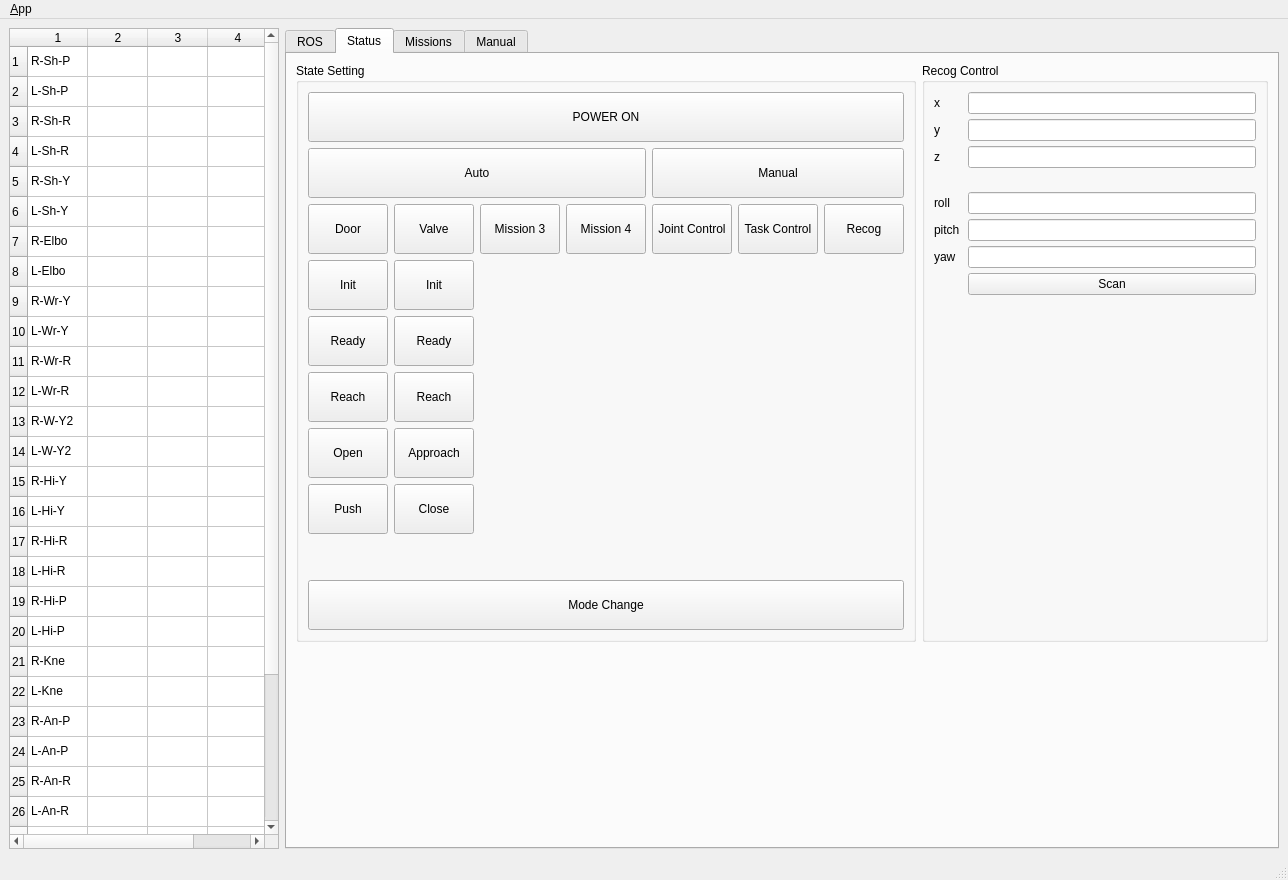
This is dyros_black_ui/ui/main_window.ui in jmpechem/sm_n_vis as Qt 5 draws it before an edit. The edited form follows.
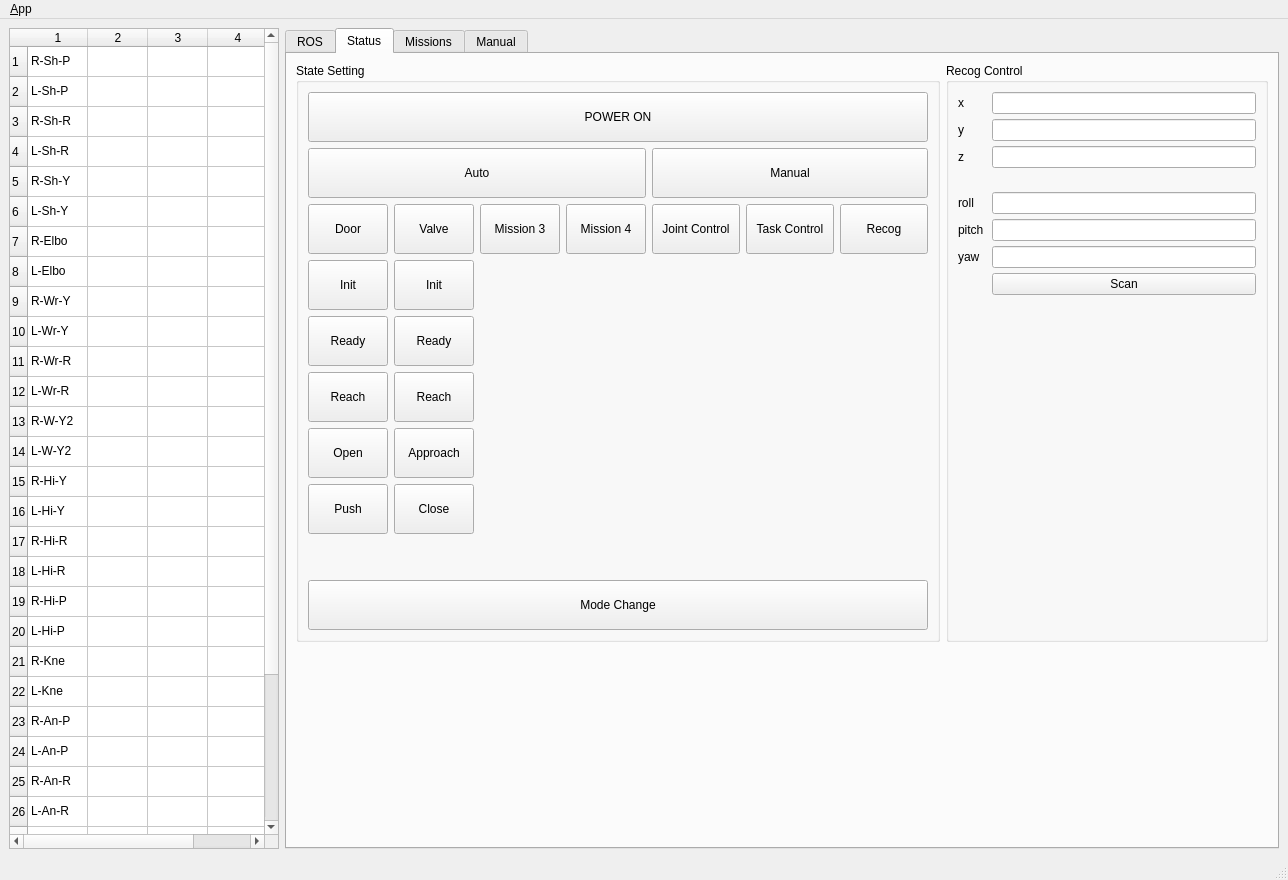
This is the edited form. The open tabs and pages were chosen to show the change. Icons and pictures are not drawn.

The edit to the form file:
```diff
--- a/dyros_black_ui/ui/main_window.ui
+++ b/dyros_black_ui/ui/main_window.ui
@@ -511,7 +511,7 @@
        </attribute>
        <layout class="QVBoxLayout" name="verticalLayout_4">
         <item>
-         <layout class="QHBoxLayout" name="horizontalLayout_4">
+         <layout class="QHBoxLayout" name="horizontalLayout_4" stretch="2,1">
           <item>
            <widget class="QGroupBox" name="groupBox_state">
             <property name="title">
```
Left out of the diff: 12 changed lines with no effect on the pictures.
